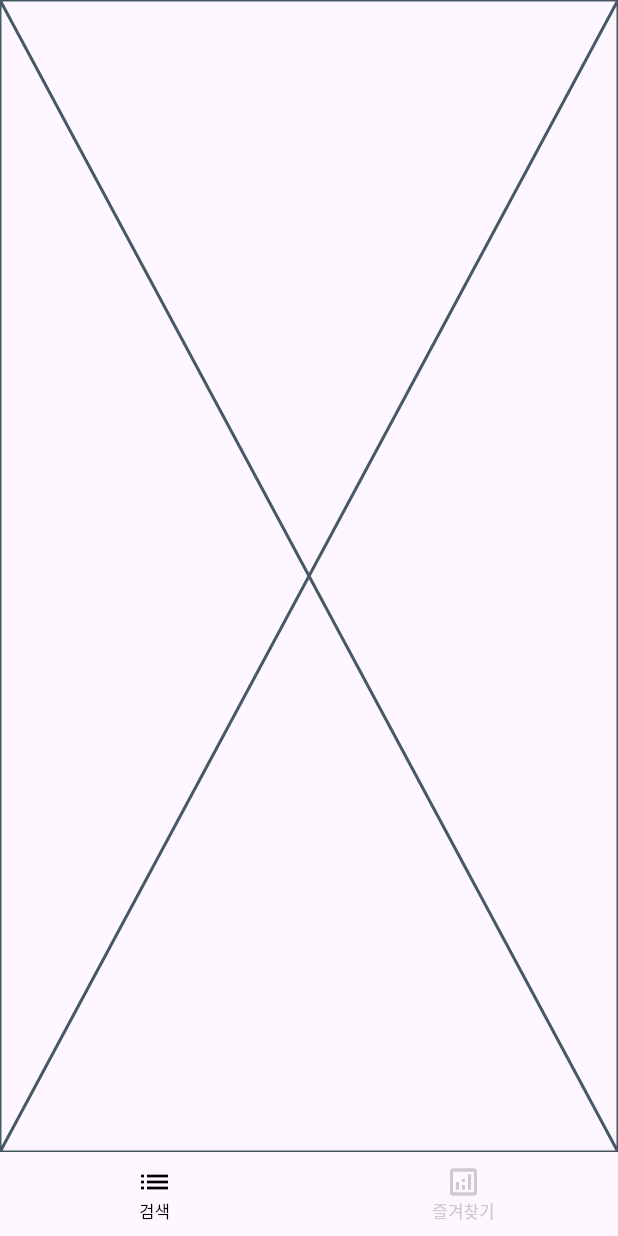
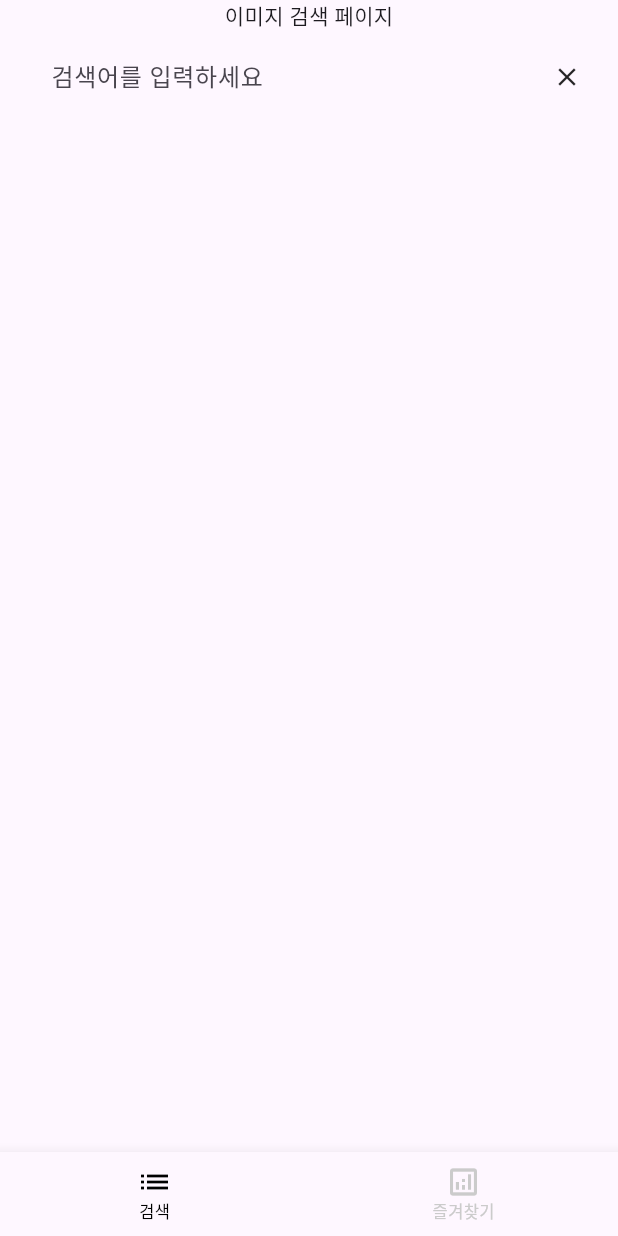
Before and after one commit to mwkim4689/searchimgapp, a Flutter app: the screen it shows after launch, on a phone screen of 412 x 824 dp. Run offline on Flutter 3.47's test engine with Material 3 defaults, Android fonts, the phone set to English and light mode, and no system bars; our stand-ins replace dio, font_awesome_flutter, get.

Commit message:
검색 텍스트 필드 코드 추가

```diff
--- a/lib/controller/search_controller.dart
+++ b/lib/controller/home_controller.dart
@@ -3,11 +3,15 @@ import 'package:get/get.dart';
 
 import '../service/http_service.dart';
 
-class SearchController extends GetxController {
+class HomeController extends GetxController {
 
 
   fetchImages() {
     HttpService.fetchImages();
   }
 
+  void search(String text) {}
+
+  void setSearchText(String text) {}
+
 }
--- a/lib/controller/main_tab_controller.dart
+++ b/lib/controller/main_tab_controller.dart
@@ -2,14 +2,14 @@ import 'package:flutter/material.dart';
 import 'package:get/get.dart';
 
 import '../page/favorite_page.dart';
-import '../page/search_page.dart';
+import '../page/home_page.dart';
 
 class MainTabController extends GetxController {
   int pageIndex = 0;
-  Widget currentPage = const SearchPage();
+  Widget currentPage = const HomePage();
 
   List<Widget> tabs = [
-    const SearchPage(),
+    const HomePage(),
     const FavoritePage(),
   ];
 
--- a/lib/page/favorite_page.dart
+++ b/lib/page/favorite_page.dart
@@ -10,6 +10,16 @@ class FavoritePage extends StatefulWidget {
 class _FavoritePageState extends State<FavoritePage> {
   @override
   Widget build(BuildContext context) {
-    return const Placeholder();
+    return Scaffold(
+      body: Column(
+        mainAxisAlignment: MainAxisAlignment.center,
+        children: [
+          Container(
+            alignment: Alignment.center,
+            child: Text("즐겨찾기 페이지"),
+          ),
+        ],
+      ),
+    );
   }
 }
--- /dev/null
+++ b/lib/page/home_page.dart
@@ -0,0 +1,83 @@
+import 'package:flutter/material.dart';
+import 'package:font_awesome_flutter/font_awesome_flutter.dart';
+import 'package:get/get.dart';
+import 'package:searchimgapp/controller/home_controller.dart';
+
+class HomePage extends StatefulWidget {
+  const HomePage({super.key});
+
+  @override
+  State<HomePage> createState() => _HomePageState();
+}
+
+class _HomePageState extends State<HomePage> {
+
+  HomeController homeController = Get.put(HomeController());
+
+  late TextEditingController _textEditingController;
+
+  @override
+  void initState() {
+    super.initState();
+
+    _textEditingController = TextEditingController(text: "");
+  }
+
+  @override
+  Widget build(BuildContext context) {
+    return SafeArea(
+      child: Scaffold(
+        body: Column(
+          children: [
+            Container(
+              alignment: Alignment.center,
+              child: Text("이미지 검색 페이지"),
+            ),
+            Container(
+              height: 60,
+              padding: const EdgeInsets.symmetric(
+                horizontal: 24,
+                vertical: 6,
+              ),
+              child: Row(
+                children: [
+                  const SizedBox(width: 10),
+                  Expanded(
+                    child: TextFormField(
+                      controller: _textEditingController,
+                      textInputAction: TextInputAction.search,
+                      onFieldSubmitted: (String text) {
+                        homeController.search(text);
+                      },
+                      onChanged: (String text) {
+                        homeController.setSearchText(text);
+                      },
+                      decoration: const InputDecoration(
+                        hintText: "검색어를 입력하세요",
+                        border: InputBorder.none,
+                        focusedBorder: InputBorder.none,
+                        enabledBorder: InputBorder.none,
+                        errorBorder: InputBorder.none,
+                        disabledBorder: InputBorder.none,
+                      ),
+                    ),
+                  ),
+                  // if (_.searchRecords.isNotEmpty || _.searchText.isNotEmpty)
+                    InkWell(
+                      onTap: () {
+                        _textEditingController.text = '';
+                        // appController.clearSearchRecords();
+                      },
+                      child: const Icon(Icons.close, size: 20),
+
+                    ),
+                ],
+              ),
+            ),
+
+          ],
+        ),
+      ),
+    );
+  }
+}
--- a/lib/page/search_page.dart
+++ /dev/null
@@ -1,15 +0,0 @@
-import 'package:flutter/material.dart';
-
-class SearchPage extends StatefulWidget {
-  const SearchPage({super.key});
-
-  @override
-  State<SearchPage> createState() => _SearchPageState();
-}
-
-class _SearchPageState extends State<SearchPage> {
-  @override
-  Widget build(BuildContext context) {
-    return const Placeholder();
-  }
-}
--- a/pubspec.yaml
+++ b/pubspec.yaml
@@ -37,6 +37,7 @@ dependencies:
   cupertino_icons: ^1.0.6
   get: ^4.6.6
   dio: ^5.4.2+1
+  font_awesome_flutter: ^10.7.0
 
 dev_dependencies:
   flutter_test:
```
Also changed, not shown: pubspec.lock.
